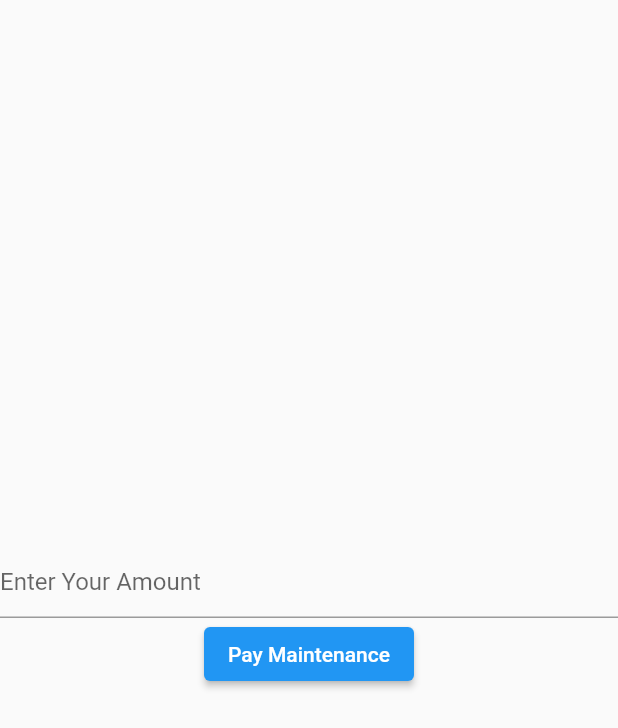
After one commit to Our-Community-TDEC/Our-Community, a Flutter app: the razer_pay screen opened directly, after a tap on "Pay Maintenance", on a phone screen of 412 x 824 dp. The commit adds this screen. Shown: the top 728 px of the screen. Run offline on Flutter 3.47's test engine with Material 2 defaults, Android fonts, the phone set to English and light mode, and no system bars; our stand-ins replace cloud_firestore, firebase_auth, firebase_core, flutter_local_notifications, google_sign_in, syncfusion_flutter_calendar; missing offline and left inert: cloud_firestore_web, firebase_auth_web, firebase_core_web, google_sign_in_web, razorpay_flutter, upi_india; accounts and stored records are empty; network calls fail.

Commit message:
bid commit

```diff
--- /dev/null
+++ b/lib/razer_pay.dart
@@ -0,0 +1,81 @@
+import 'package:flutter/cupertino.dart';
+import 'package:flutter/material.dart';
+import 'package:razorpay_flutter/razorpay_flutter.dart';
+
+class razer_pay extends StatefulWidget {
+  const razer_pay({Key? key}) : super(key: key);
+  @override
+  razer_pay_State createState() => razer_pay_State();
+}
+
+class razer_pay_State extends State<razer_pay> {
+  var _razorpay = Razorpay();
+  TextEditingController pay_amount = TextEditingController();
+
+  void initState() {
+    _razorpay.on(Razorpay.EVENT_PAYMENT_SUCCESS, _handlePaymentSuccess);
+    _razorpay.on(Razorpay.EVENT_PAYMENT_ERROR, _handlePaymentError);
+    _razorpay.on(Razorpay.EVENT_EXTERNAL_WALLET, _handleExternalWallet);
+    super.initState();
+  }
+
+  void _handlePaymentSuccess(PaymentSuccessResponse response) {
+    // Do something when payment succeeds
+    ScaffoldMessenger.of(context).showSnackBar(SnackBar(
+      content: Text("Payment Successfully done"),
+      backgroundColor: Colors.blue,
+    ));
+  }
+
+  void _handlePaymentError(PaymentFailureResponse response) {
+    // Do something when payment fails
+    ScaffoldMessenger.of(context).showSnackBar(SnackBar(
+      content: Text("Payment not Successfully done"),
+      backgroundColor: Colors.blue,
+    ));
+  }
+
+  void _handleExternalWallet(ExternalWalletResponse response) {
+    // Do something when an external wallet is selected
+    ScaffoldMessenger.of(context).showSnackBar(SnackBar(
+      content: Text("Payment Successfully done"),
+      backgroundColor: Colors.blue,
+    ));
+  }
+
+  @override
+  Widget build(BuildContext context) {
+    return Scaffold(
+      body: Column(
+        crossAxisAlignment: CrossAxisAlignment.center,
+        mainAxisAlignment: MainAxisAlignment.center,
+        children: [
+        TextField(
+          // controller: pay_amount,
+          decoration: InputDecoration(hintText: "Enter Your Amount"),
+        ),
+        ElevatedButton(
+            onPressed: () {
+              var options = {
+                'key': 'rzp_test_VFhcRHJ3J2DDsw',
+                'amount': (int.parse(pay_amount.text)*100).toString(), //in the smallest currency sub-unit.
+                'name': 'Darshan',
+                'description': 'Demo',
+                'timeout': 300, // in seconds
+                'prefill': {
+                  'contact': '9099366492',
+                  'email': 'zdken999.zd@gmail.com'
+                }
+              };
+              _razorpay.open(options);
+            },
+            child: Text("Pay Maintenance"))
+      ]),
+    );
+  }
+
+  void dispose() {
+    _razorpay.clear(); // Removes all listeners
+    super.dispose();
+  }
+}
--- a/lib/screens/emergency_page.dart
+++ b/lib/screens/emergency_page.dart
@@ -1,5 +1,4 @@
 import 'dart:math';
-
 import 'package:flutter/material.dart';
 import 'package:final_year_project/logic/emergency_logic.dart';
 
@@ -7,6 +6,7 @@ class EmergencyPage extends StatelessWidget with Emergency_Logic {
   late double Help_Button_Radius,
       Help_Buttons_Padding = 12.5,
       Divider_Thickness = 2;
+
 
   @override
   Widget build(BuildContext context) {
@@ -74,6 +74,7 @@ class EmergencyPage extends StatelessWidget with Emergency_Logic {
                           ),
                           onPressed: () {
                             Medical_Emergency_Help();
+                            shownotification();
                           },
                           // child: Icon(Icons.medical_services),
                           child: Stack(
--- a/pubspec.yaml
+++ b/pubspec.yaml
@@ -28,6 +28,9 @@ dependencies:
   cloud_firestore: ^4.0.5
   pay: ^1.0.11
   upi_india: ^3.0.1
+  razorpay_flutter: ^1.2.1
+  http: ^0.13.5
+  flutter_local_notifications: ^12.0.3+1
 
 dev_dependencies:
   flutter_test:
@@ -44,3 +47,6 @@ flutter:
     - assets/Images/Services/Plumber/image 76.png
     - assets/Images/Services/Plumber/background.png
     - assets/gpay.json
+    - assets/Images/Login/image 3.png
+    - assets/Images/Login/Trees.png
+    - assets/Images/Welcome/WelcomeImage.png
```
Also changed, not shown: lib/logic/emergency_logic.dart (+18 -0 lines), lib/main.dart (+26 -1 lines), lib/screens/Admin/show_complaint.dart (+50 -40 lines), lib/screens/Complain Pages/OtherComplains.dart (+15 -7 lines), lib/screens/home_page.dart (+17 -1 lines), lib/screens/login_page.dart (+9 -5 lines), lib/base1.dart (line endings or trailing spaces), pubspec.lock, 2 other files.
